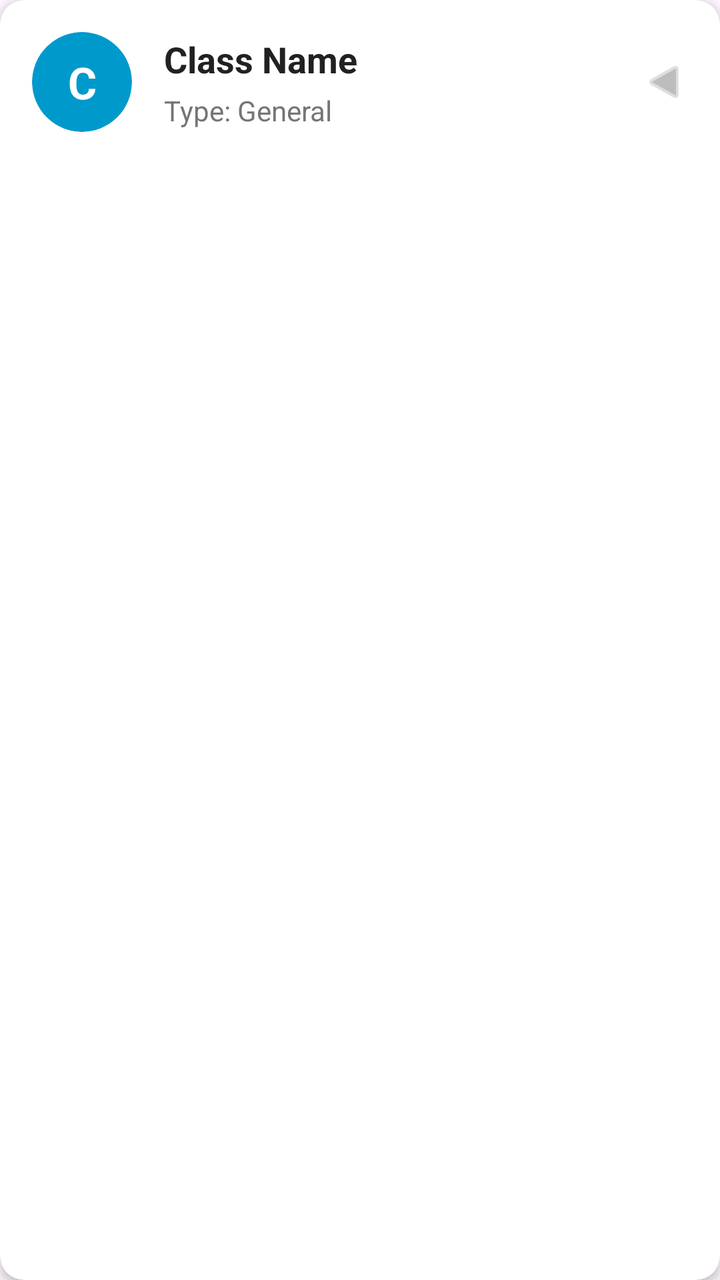
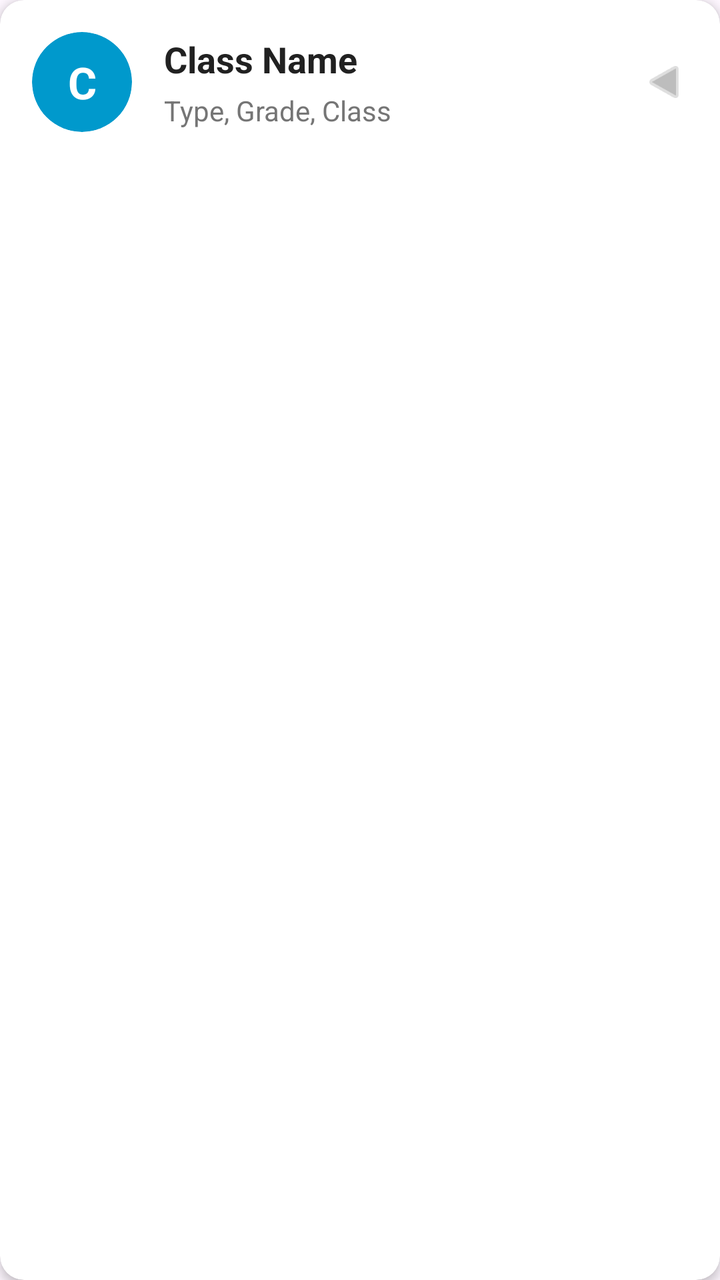

Screens rendered from an Android XML layout before and after an edit, with the pre-edit source and the edit as a unified diff.
<!-- AndroidManifest.xml: application theme Theme.Schooly -->
<!-- res/layout/item_class.xml -->
<?xml version="1.0" encoding="utf-8"?>
<androidx.cardview.widget.CardView
    xmlns:android="http://schemas.android.com/apk/res/android"
    xmlns:app="http://schemas.android.com/apk/res-auto"
    android:layout_width="match_parent"
    android:layout_height="wrap_content"
    android:layout_marginHorizontal="8dp"
    android:layout_marginVertical="6dp"
    app:cardCornerRadius="12dp"
    app:cardElevation="3dp">

    <LinearLayout
        android:layout_width="match_parent"
        android:layout_height="wrap_content"
        android:orientation="horizontal"
        android:padding="16dp"
        android:gravity="center_vertical">

        <androidx.cardview.widget.CardView
            android:id="@+id/cardClassIcon"
            android:layout_width="50dp"
            android:layout_height="50dp"
            app:cardCornerRadius="25dp"
            app:cardElevation="0dp"
            app:cardBackgroundColor="@android:color/holo_blue_dark">

            <TextView
                android:id="@+id/tvClassIconLetter"
                android:layout_width="match_parent"
                android:layout_height="match_parent"
                android:gravity="center"
                android:text="C"
                android:textColor="@android:color/white"
                android:textSize="22sp"
                android:textStyle="bold" />
        </androidx.cardview.widget.CardView>

        <LinearLayout
            android:layout_width="0dp"
            android:layout_height="wrap_content"
            android:layout_weight="1"
            android:orientation="vertical"
            android:layout_marginStart="16dp">

            <TextView
                android:id="@+id/tvClassName"
                android:layout_width="wrap_content"
                android:layout_height="wrap_content"
                android:text="Class Name"
                android:textColor="#212121"
                android:textSize="18sp"
                android:textStyle="bold" />

            <TextView
                android:id="@+id/tvTeacherName"
                android:layout_width="wrap_content"
                android:layout_height="wrap_content"
                android:text="Type: General"
                android:textColor="#757575"
                android:textSize="14sp"
                android:layout_marginTop="4dp" />
        </LinearLayout>

        <ImageView
            android:layout_width="24dp"
            android:layout_height="24dp"
            android:src="@android:drawable/ic_media_play"
            android:rotation="180"
            app:tint="#BDBDBD" />

    </LinearLayout>
</androidx.cardview.widget.CardView>
<!-- resources referenced by this layout -->
<resources>
  <style name="Theme.Schooly" parent="Base.Theme.Schooly" />
  <style name="Base.Theme.Schooly" parent="Theme.Material3.DayNight.NoActionBar">
          
          
      </style>
</resources>

<!-- the commit's change to res/layout/item_class.xml (unified diff, before → after) -->
@@ -52,10 +52,10 @@
                 android:textStyle="bold" />
 
             <TextView
-                android:id="@+id/tvTeacherName"
+                android:id="@+id/tvClassDetails"
                 android:layout_width="wrap_content"
                 android:layout_height="wrap_content"
-                android:text="Type: General"
+                android:text="Type, Grade, Class"
                 android:textColor="#757575"
                 android:textSize="14sp"
                 android:layout_marginTop="4dp" />
@@ -67,6 +67,5 @@
             android:src="@android:drawable/ic_media_play"
             android:rotation="180"
             app:tint="#BDBDBD" />
-
     </LinearLayout>
 </androidx.cardview.widget.CardView>
